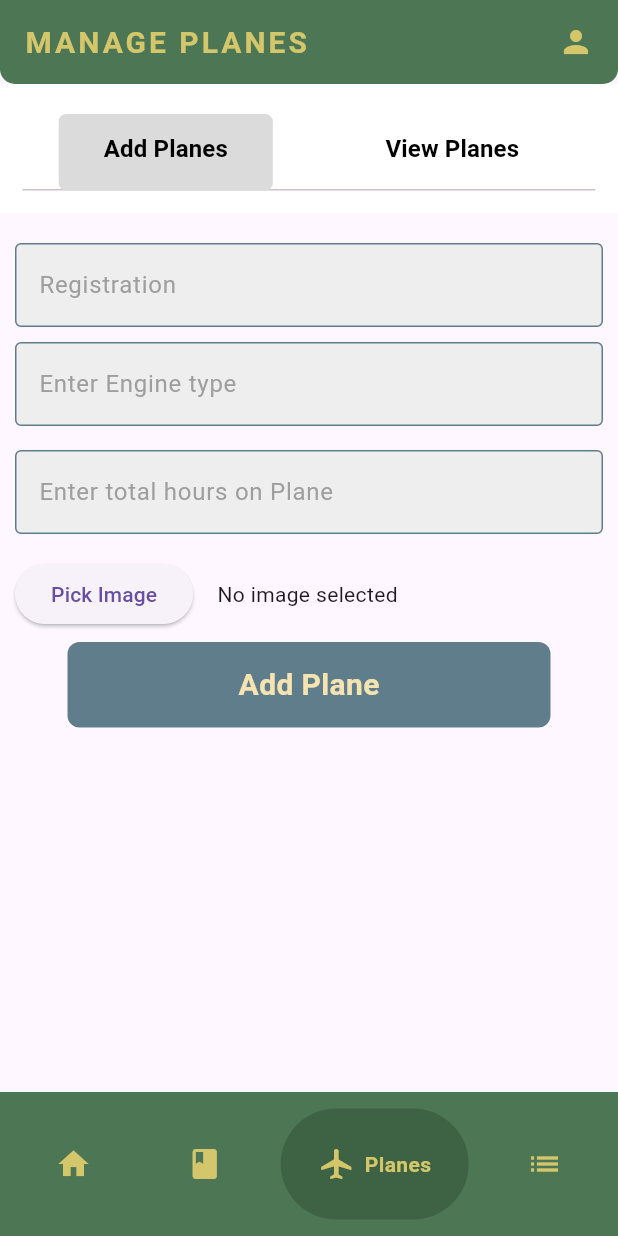
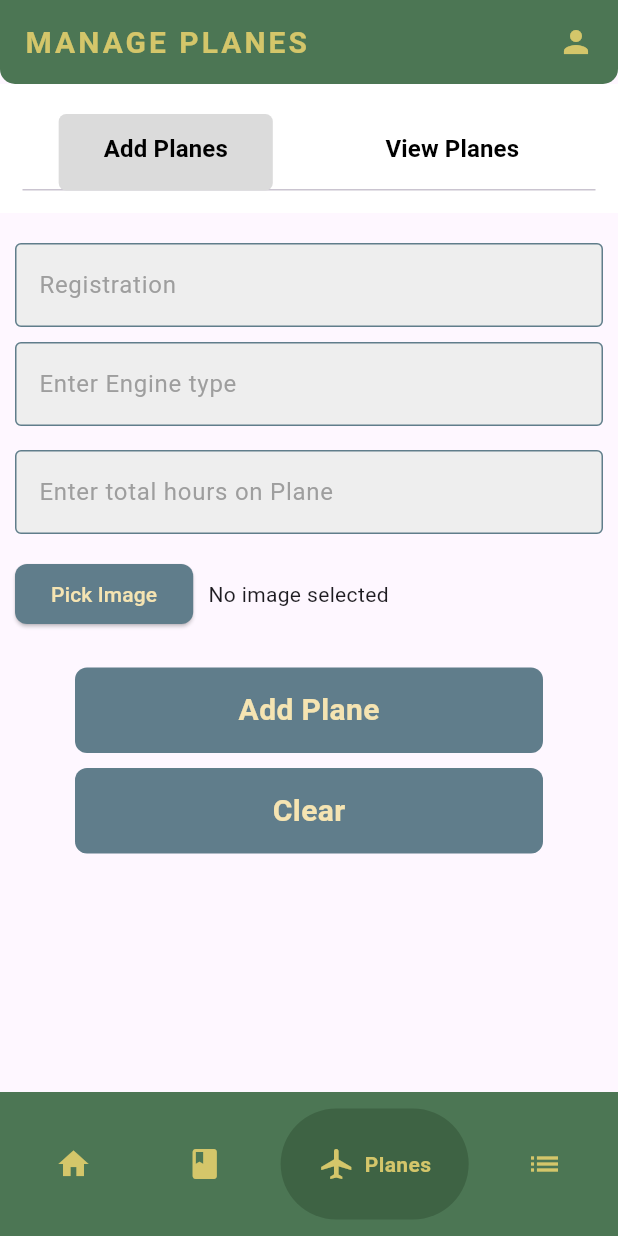
Before and after one commit to Juanro-Minne/SkyMemoApp, a Flutter app: the screen it shows once a user with an empty profile is signed in, item 3 of the bottom bar chosen, on a phone screen of 412 x 824 dp. Run offline on Flutter 3.47's test engine with Material 3 defaults, Android fonts, the phone set to English and light mode, and no system bars; drawn by our look-alikes of google_nav_bar; our stand-ins replace cloud_firestore, file_picker, firebase_auth, firebase_core, firebase_storage, google_sign_in and 2 more; accounts and stored records are empty.

Commit message:
fixed warnings

```diff
--- a/flightlogbook_app/flight_logbook/lib/components/plane_logging_form.dart
+++ b/flightlogbook_app/flight_logbook/lib/components/plane_logging_form.dart
@@ -14,7 +14,8 @@ class PlaneLoggingForm extends StatefulWidget {
     required File? imageFile,
   }) onAddPlane;
 
-  const PlaneLoggingForm({Key? key, required this.onAddPlane}) : super(key: key);
+  const PlaneLoggingForm({Key? key, required this.onAddPlane})
+      : super(key: key);
 
   @override
   _PlaneLoggingFormState createState() => _PlaneLoggingFormState();
@@ -78,8 +79,15 @@ class _PlaneLoggingFormState extends State<PlaneLoggingForm> {
                 Row(
                   children: [
                     ElevatedButton(
+                      style: ElevatedButton.styleFrom(
+                          backgroundColor: Colors.blueGrey,
+                          foregroundColor:
+                              const Color.fromARGB(255, 245, 228, 178),
+                          shape: RoundedRectangleBorder(
+                              borderRadius: BorderRadius.circular(8))),
                       onPressed: () async {
-                        final pickedFile = await ImagePicker().pickImage(source: ImageSource.gallery);
+                        final pickedFile = await ImagePicker()
+                            .pickImage(source: ImageSource.gallery);
                         if (pickedFile != null) {
                           setState(() {
                             _imageFile = File(pickedFile.path);
@@ -88,19 +96,23 @@ class _PlaneLoggingFormState extends State<PlaneLoggingForm> {
                       },
                       child: const Text('Pick Image'),
                     ),
-                    const SizedBox(width: 16.0),
+                    const SizedBox(width: 10.0),
                     _imageFile != null
                         ? Text(_imageFile!.path)
                         : const Text('No image selected'),
                   ],
                 ),
-                const SizedBox(height: 8.0),
-                MyButton(
+                const SizedBox(height: 20.0),
+                Padding(
+                  padding: const EdgeInsets.all(5),
+                  child: MyButton(
                     onTap: () async {
                       if (_formKey.currentState!.validate()) {
-                      String registration = _registrationController.text.trim();
+                        String registration =
+                            _registrationController.text.trim();
                         String engineType = _engineTypeController.text.trim();
-                      int totalHours = int.parse(_totalHoursController.text.trim());
+                        int totalHours =
+                            int.parse(_totalHoursController.text.trim());
 
                         widget.onAddPlane(
                           registration: registration,
@@ -112,6 +124,18 @@ class _PlaneLoggingFormState extends State<PlaneLoggingForm> {
                     },
                     description: "Add Plane",
                   ),
+                ),
+                Padding(
+                  padding: const EdgeInsets.all(5),
+                  child: MyButton(
+                    onTap: () {
+                      _engineTypeController.clear();
+                      _registrationController.clear();
+                      _totalHoursController.clear();
+                    },
+                    description: "Clear",
+                  ),
+                ),
               ],
             ),
           ),
```
Lines whose indentation alone changed are shown as unchanged.
